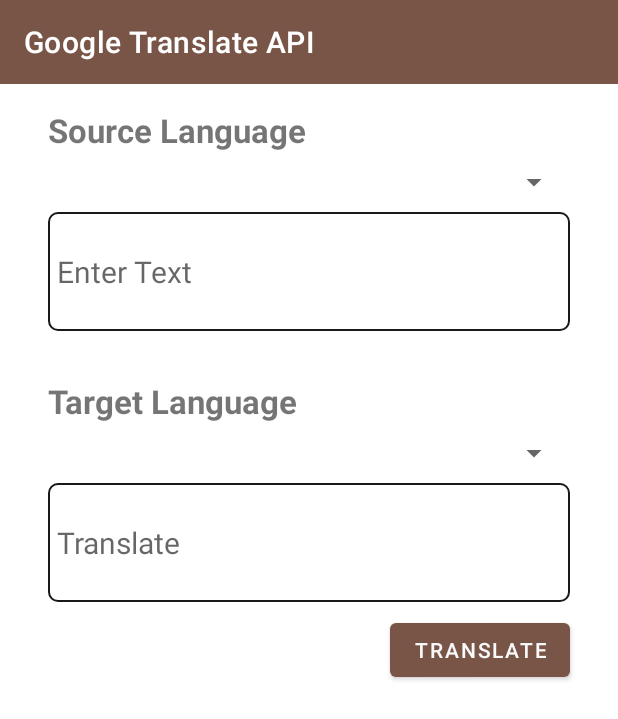
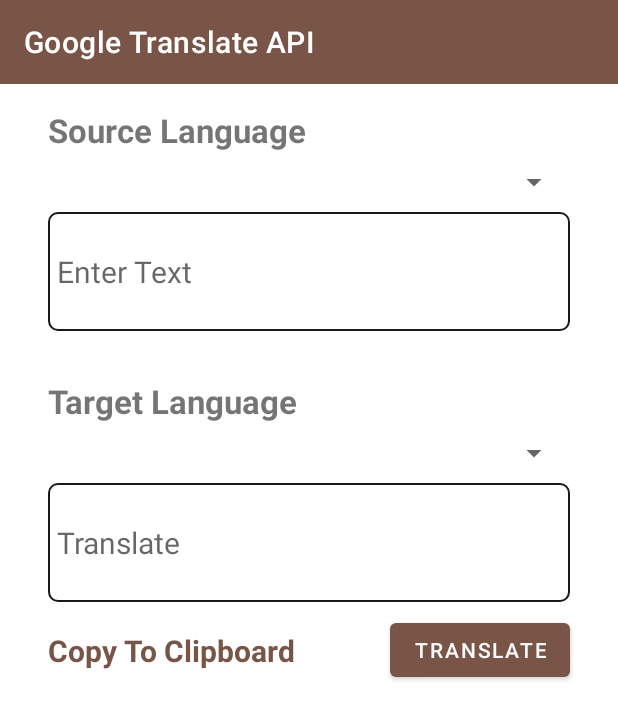
Before and after one commit to serhat-demir/android-translate, an Android app: the screen it shows after launch (MainActivity), on a phone screen of 412 x 824 dp. Shown: the top 719 px of the screen. Run offline under Robolectric (Android 15) with nearby library versions, the phone set to English and light mode, and no system bars.

Commit message:
add copy to clipboard feature

```diff
--- a/app/src/main/java/com/serhat/translate/MainActivity.java
+++ b/app/src/main/java/com/serhat/translate/MainActivity.java
@@ -2,6 +2,8 @@ package com.serhat.translate;
 
 import androidx.appcompat.app.AppCompatActivity;
 
+import android.content.ClipData;
+import android.content.ClipboardManager;
 import android.content.Context;
 import android.content.SharedPreferences;
 import android.os.Bundle;
@@ -71,6 +73,15 @@ public class MainActivity extends AppCompatActivity {
         binding.btnTranslate.setOnClickListener(view -> {
 
         });
+
+        //copy to clipboard
+        binding.txtCopyToClipboard.setOnClickListener(view -> {
+            ClipboardManager clipboard = (ClipboardManager) context.getSystemService(Context.CLIPBOARD_SERVICE);
+            ClipData clip = ClipData.newPlainText("", binding.edtTarget.getText().toString());
+            clipboard.setPrimaryClip(clip);
+
+            Toast.makeText(context, getString(R.string.copied_to_clipboard), Toast.LENGTH_SHORT).show();
+        });
     }
 
     private void checkLanguageList() {
--- a/app/src/main/res/layout/activity_main.xml
+++ b/app/src/main/res/layout/activity_main.xml
@@ -104,6 +104,19 @@
         app:layout_constraintStart_toStartOf="parent"
         app:layout_constraintTop_toBottomOf="@+id/spTargetLang" />
 
+    <TextView
+        android:id="@+id/txtCopyToClipboard"
+        android:layout_width="wrap_content"
+        android:layout_height="wrap_content"
+        android:layout_marginStart="32dp"
+        android:text="@string/copy_to_clipboard"
+        android:textColor="@color/primary"
+        android:textSize="20sp"
+        android:textStyle="bold"
+        app:layout_constraintBottom_toBottomOf="@+id/btnTranslate"
+        app:layout_constraintStart_toStartOf="parent"
+        app:layout_constraintTop_toTopOf="@+id/btnTranslate" />
+
     <Button
         android:id="@+id/btnTranslate"
         android:layout_width="wrap_content"
--- a/app/src/main/res/values/strings.xml
+++ b/app/src/main/res/values/strings.xml
@@ -5,4 +5,6 @@
     <string name="source_language">Source Language</string>
     <string name="target_language">Target Language</string>
     <string name="google_translate_api">Google Translate API</string>
+    <string name="copy_to_clipboard">Copy To Clipboard</string>
+    <string name="copied_to_clipboard">Copied to clipboard</string>
 </resources>
```
